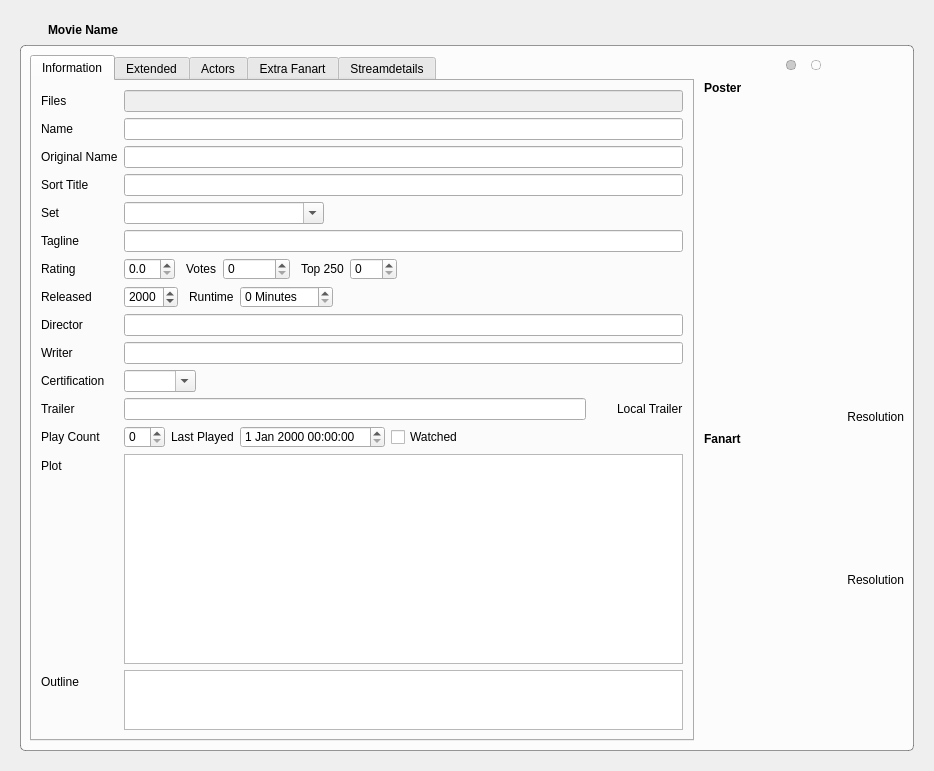
This is movies/MovieWidget.ui in Komet/MediaElch as Qt 5 draws it before an edit. The edited form follows.
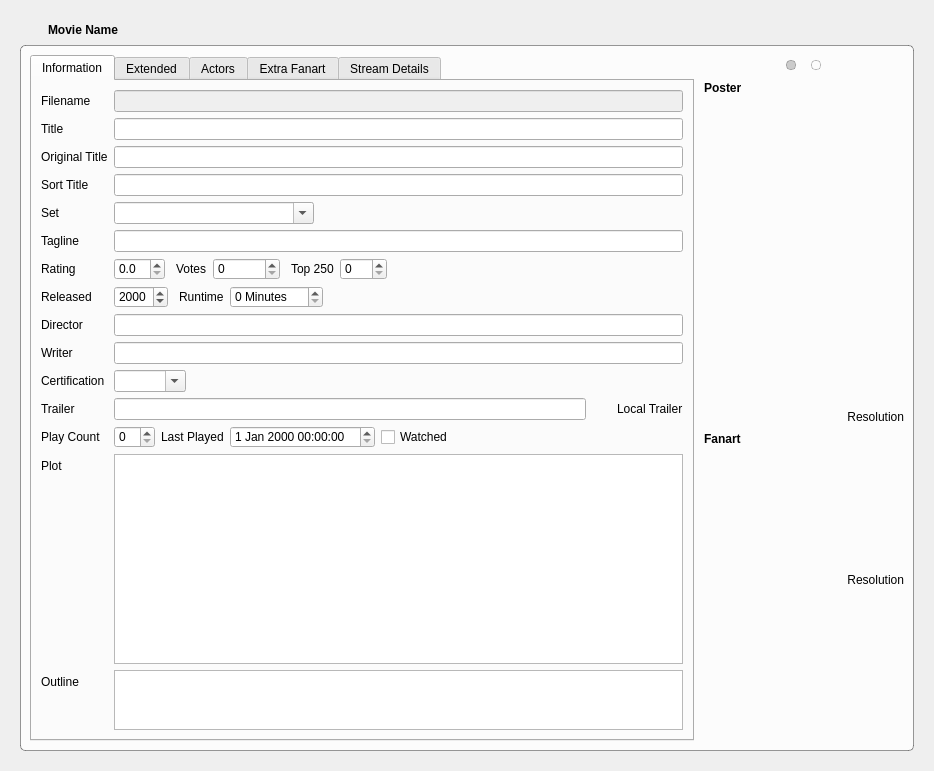
This is the edited form. The open tabs and pages were chosen to show the change. Icons and pictures are not drawn. Custom widgets are drawn as their Qt base class.

```diff
--- a/movies/MovieWidget.ui
+++ b/movies/MovieWidget.ui
@@ -130,7 +130,7 @@
               <item row="0" column="0">
                <widget class="QLabel" name="label">
                 <property name="text">
-                 <string>Files</string>
+                 <string>Filename</string>
                 </property>
                </widget>
               </item>
@@ -144,7 +144,7 @@
               <item row="2" column="0">
                <widget class="QLabel" name="label_2">
                 <property name="text">
-                 <string>Name</string>
+                 <string>Title</string>
                 </property>
                </widget>
               </item>
@@ -154,7 +154,7 @@
               <item row="3" column="0">
                <widget class="QLabel" name="label_3">
                 <property name="text">
-                 <string>Original Name</string>
+                 <string>Original Title</string>
                 </property>
                </widget>
               </item>
@@ -710,7 +710,7 @@
           </widget>
           <widget class="QWidget" name="tab_3">
            <attribute name="title">
-            <string>Streamdetails</string>
+            <string>Stream Details</string>
            </attribute>
            <layout class="QVBoxLayout" name="verticalLayout_12">
             <item>
```
Left out of the diff: 2 changed lines with no effect on the pictures.
